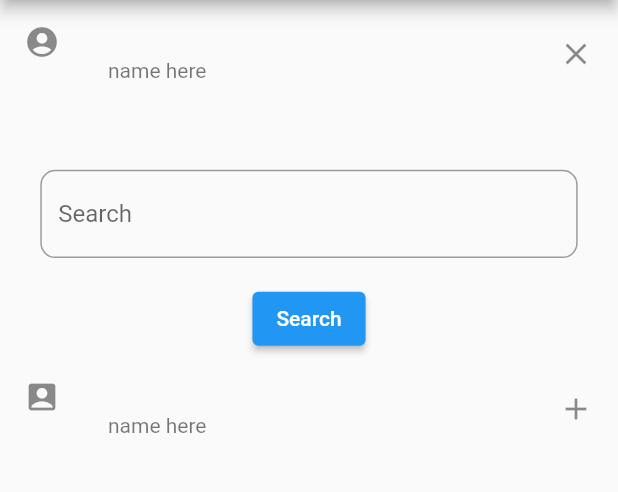
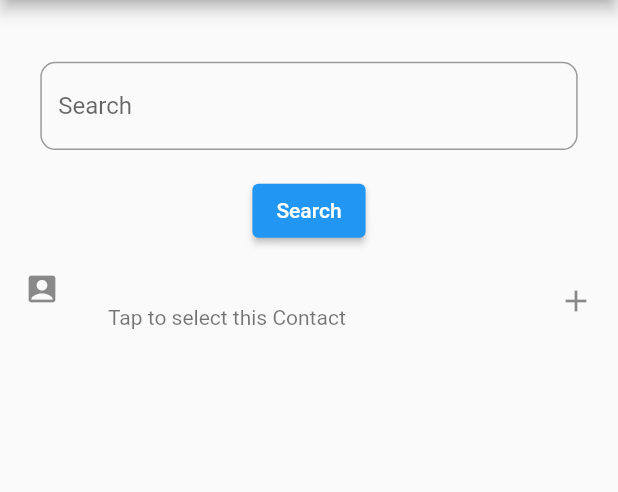
Before and after one commit to captainrogers69/FireApp, a Flutter app: the AddMembersInGroup screen opened directly, after a tap on "Search", on a phone screen of 412 x 824 dp, the part 84-576 px from its top. Run offline on Flutter 3.47's test engine with Material 2 defaults, Android fonts, the phone set to English and light mode, and no system bars; our stand-ins replace cloud_firestore, firebase_auth, firebase_core, firebase_storage, flutter_hooks, flutter_riverpod and 3 more; accounts and stored records are empty.

Commit message:
leave members fuction working

```diff
--- a/lib/group_chats/create group/add_members.dart
+++ b/lib/group_chats/create group/add_members.dart
@@ -19,27 +19,27 @@ class _AddMembersInGroupState extends State<AddMembersInGroup> {
   bool isLoading = false;
   Map<String, dynamic> userMap;
 
-  @override
-  void initState() {
-    super.initState();
-    getCurrentUserDetails();
-  }
+  // @override
+  // void initState() {
+  //   super.initState();
+  //   getCurrentUserDetails();
+  // }
 
-  void getCurrentUserDetails() async {
-    await _firestore
-        .collection('users')
-        .doc(_auth.currentUser.uid)
-        .get()
-        .then((map) {
-      setState(() {
-        membersList.add({
-          "number": map['number'],
-          "uid": map['uid'],
-          "isAdmin": true,
-        });
-      });
-    });
-  }
+  // void getCurrentUserDetails() async {
+  //   await _firestore
+  //       .collection('users')
+  //       .doc(_auth.currentUser.uid)
+  //       .get()
+  //       .then((map) {
+  //     setState(() {
+  //       membersList.add({
+  //         "number": map['number'],
+  //         "uid": map['uid'],
+  //         "isAdmin": true,
+  //       });
+  //     });
+  //   });
+  // }
 
   void onSearch() async {
     setState(() {
@@ -74,7 +74,7 @@ class _AddMembersInGroupState extends State<AddMembersInGroup> {
           "name": userMap['name'],
           "number": userMap['number'],
           "uid": userMap['uid'],
-          "authorization": userMap['authorization'],
+          // "authorization": userMap['authorization'],
         });
 
         userMap = null;
@@ -113,7 +113,7 @@ class _AddMembersInGroupState extends State<AddMembersInGroup> {
                     onTap: () => onRemoveMembers(index),
                     leading: Icon(Icons.account_circle),
                     title: Text(membersList[index]['number']),
-                    subtitle: Text("name here"),
+                    subtitle: Text(membersList[index]['name']),
                     trailing: Icon(Icons.close),
                   );
                 },
@@ -157,12 +157,13 @@ class _AddMembersInGroupState extends State<AddMembersInGroup> {
                   ),
             userMap != null
                 ? ListTile(
-                    onTap: onResultTap,
-                    leading: Icon(Icons.account_box),
-                    title: Text(userMap['number']),
-                    subtitle: Text("name here"),
-                    trailing: Icon(Icons.add),
-                  )
+                      onTap: onResultTap,
+                      leading: Icon(Icons.account_box),
+                      title: Text(userMap['number']),
+                      subtitle: Text("Tap to select this Contact"),
+                      trailing: Icon(Icons.add),
+
+                )
                 : SizedBox(),
           ],
         ),
--- a/lib/group_chats/groupchat_screen.dart
+++ b/lib/group_chats/groupchat_screen.dart
@@ -67,7 +67,6 @@ class _GroupChatHomeScreenState extends State<GroupChatHomeScreen> {
                   document.data() as Map<String, dynamic>;
               return ListTile(
                 onTap: () async {
-                  print(data['members'].map((data) => data['number']));
                   final user = context.read(authControllerProvider);
                   final isUserinMemberslist =
                       data['members'].map((data) => data['number']).contains(user.phoneNumber);
```
Also changed, not shown: lib/group_chats/add_members.dart (+6 -7 lines), lib/group_chats/group_info.dart (+33 -25 lines), lib/pages/home_screen.dart (+24 -7 lines), 1 other file.
